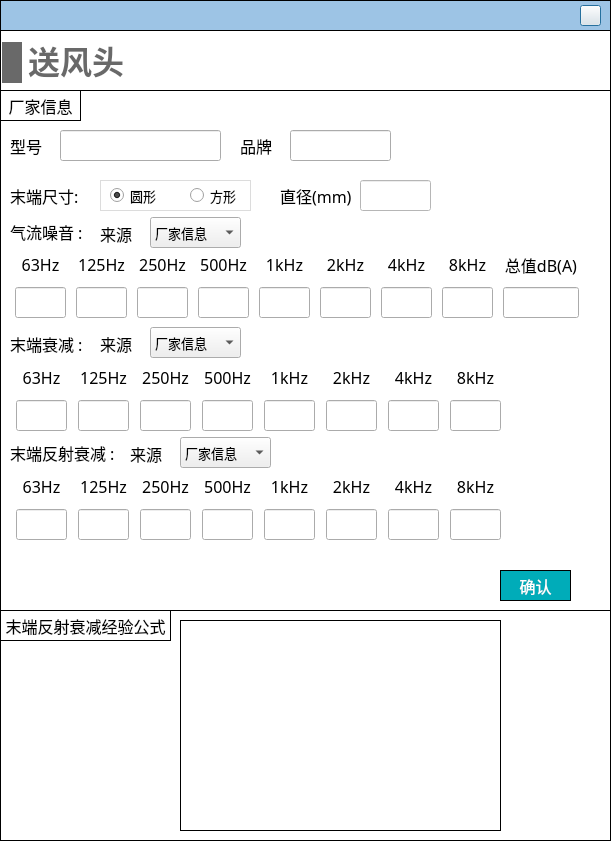
First picture: the form in NoiseCalSoft/inputDialog/dialog_pump_send.ui, repository SheepBowwow/NoiCal, before the edit.
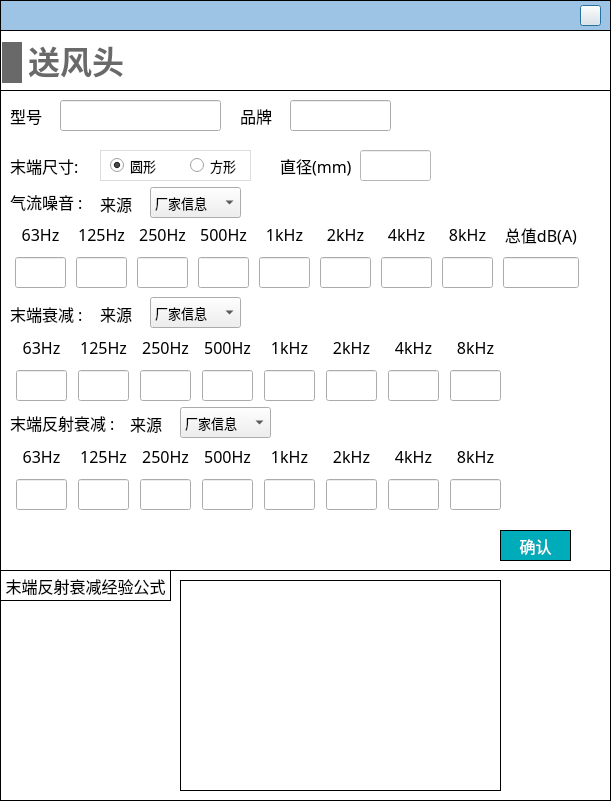
Second picture: the form after the edit. Icons and pictures are not drawn.

Patch:
```diff
--- a/NoiseCalSoft/inputDialog/dialog_pump_send.ui
+++ b/NoiseCalSoft/inputDialog/dialog_pump_send.ui
@@ -7,7 +7,7 @@
     <x>0</x>
     <y>0</y>
     <width>611</width>
-    <height>841</height>
+    <height>801</height>
    </rect>
   </property>
   <property name="windowTitle">
@@ -71,7 +71,7 @@
      <x>0</x>
      <y>30</y>
      <width>611</width>
-     <height>581</height>
+     <height>541</height>
     </rect>
    </property>
    <property name="styleSheet">
@@ -86,7 +86,7 @@
       <x>0</x>
       <y>60</y>
       <width>611</width>
-      <height>521</height>
+      <height>481</height>
      </rect>
     </property>
     <property name="minimumSize">
@@ -131,7 +131,7 @@
      <property name="geometry">
       <rect>
        <x>240</x>
-       <y>40</y>
+       <y>10</y>
        <width>41</width>
        <height>31</height>
       </rect>
@@ -150,7 +150,7 @@
      <property name="geometry">
       <rect>
        <x>10</x>
-       <y>40</y>
+       <y>10</y>
        <width>41</width>
        <height>31</height>
       </rect>
@@ -169,7 +169,7 @@
      <property name="geometry">
       <rect>
        <x>290</x>
-       <y>40</y>
+       <y>10</y>
        <width>101</width>
        <height>31</height>
       </rect>
@@ -185,7 +185,7 @@
      <property name="geometry">
       <rect>
        <x>10</x>
-       <y>342</y>
+       <y>312</y>
        <width>111</width>
        <height>41</height>
       </rect>
@@ -204,7 +204,7 @@
      <property name="geometry">
       <rect>
        <x>10</x>
-       <y>121</y>
+       <y>91</y>
        <width>81</width>
        <height>41</height>
       </rect>
@@ -223,7 +223,7 @@
      <property name="geometry">
       <rect>
        <x>11</x>
-       <y>271</y>
+       <y>241</y>
        <width>501</width>
        <height>72</height>
       </rect>
@@ -718,7 +718,7 @@
      <property name="geometry">
       <rect>
        <x>11</x>
-       <y>380</y>
+       <y>350</y>
        <width>501</width>
        <height>72</height>
       </rect>
@@ -1213,7 +1213,7 @@
      <property name="geometry">
       <rect>
        <x>11</x>
-       <y>158</y>
+       <y>128</y>
        <width>581</width>
        <height>72</height>
       </rect>
@@ -1768,7 +1768,7 @@
      <property name="geometry">
       <rect>
        <x>10</x>
-       <y>233</y>
+       <y>203</y>
        <width>81</width>
        <height>41</height>
       </rect>
@@ -1787,7 +1787,7 @@
      <property name="geometry">
       <rect>
        <x>60</x>
-       <y>40</y>
+       <y>10</y>
        <width>161</width>
        <height>31</height>
       </rect>
@@ -1803,7 +1803,7 @@
      <property name="geometry">
       <rect>
        <x>270</x>
-       <y>90</y>
+       <y>60</y>
        <width>291</width>
        <height>31</height>
       </rect>
@@ -1933,7 +1933,7 @@
      <property name="geometry">
       <rect>
        <x>100</x>
-       <y>90</y>
+       <y>60</y>
        <width>151</width>
        <height>31</height>
       </rect>
@@ -1990,7 +1990,7 @@
      <property name="geometry">
       <rect>
        <x>10</x>
-       <y>90</y>
+       <y>60</y>
        <width>81</width>
        <height>31</height>
       </rect>
@@ -2009,7 +2009,7 @@
      <property name="geometry">
       <rect>
        <x>500</x>
-       <y>480</y>
+       <y>440</y>
        <width>71</width>
        <height>31</height>
       </rect>
@@ -2040,36 +2040,11 @@
       <string>确认</string>
      </property>
     </widget>
-    <widget class="QLabel" name="label_41">
-     <property name="geometry">
-      <rect>
-       <x>0</x>
-       <y>0</y>
-       <width>81</width>
-       <height>31</height>
-      </rect>
-     </property>
-     <property name="font">
-      <font>
-       <family>黑体</family>
-       <pointsize>-1</pointsize>
-      </font>
-     </property>
-     <property name="styleSheet">
-      <string notr="true">border: 1px solid #000000;</string>
-     </property>
-     <property name="text">
-      <string>厂家信息</string>
-     </property>
-     <property name="alignment">
-      <set>Qt::AlignCenter</set>
-     </property>
-    </widget>
     <widget class="QLabel" name="label_42">
      <property name="geometry">
       <rect>
        <x>100</x>
-       <y>233</y>
+       <y>203</y>
        <width>41</width>
        <height>41</height>
       </rect>
@@ -2088,7 +2063,7 @@
      <property name="geometry">
       <rect>
        <x>180</x>
-       <y>347</y>
+       <y>317</y>
        <width>91</width>
        <height>31</height>
       </rect>
@@ -2119,7 +2094,7 @@
      <property name="geometry">
       <rect>
        <x>150</x>
-       <y>127</y>
+       <y>97</y>
        <width>91</width>
        <height>31</height>
       </rect>
@@ -2145,7 +2120,7 @@
      <property name="geometry">
       <rect>
        <x>150</x>
-       <y>237</y>
+       <y>207</y>
        <width>91</width>
        <height>31</height>
       </rect>
@@ -2171,7 +2146,7 @@
      <property name="geometry">
       <rect>
        <x>100</x>
-       <y>123</y>
+       <y>93</y>
        <width>41</width>
        <height>41</height>
       </rect>
@@ -2190,7 +2165,7 @@
      <property name="geometry">
       <rect>
        <x>130</x>
-       <y>343</y>
+       <y>313</y>
        <width>41</width>
        <height>41</height>
       </rect>
@@ -2277,7 +2252,7 @@
    <property name="geometry">
     <rect>
      <x>0</x>
-     <y>610</y>
+     <y>570</y>
      <width>611</width>
      <height>231</height>
     </rect>
```
